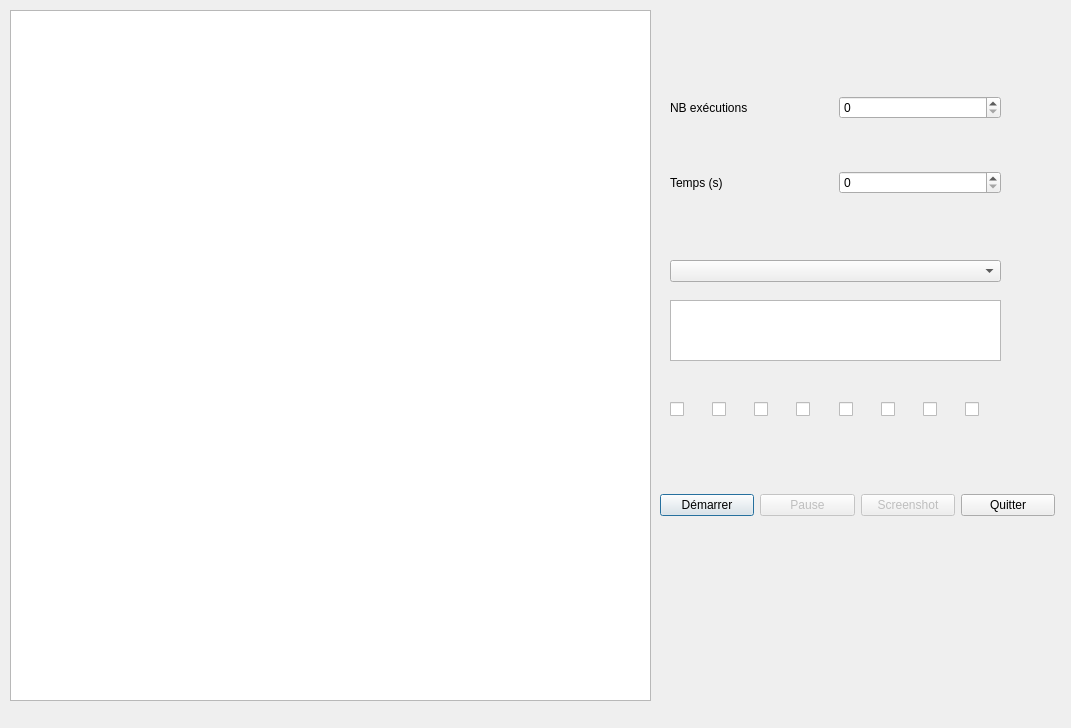
Before: the Qt Designer form Interface/lp74.ui in McKay1717/Jeux-de-la-vie, drawn with Qt 5.
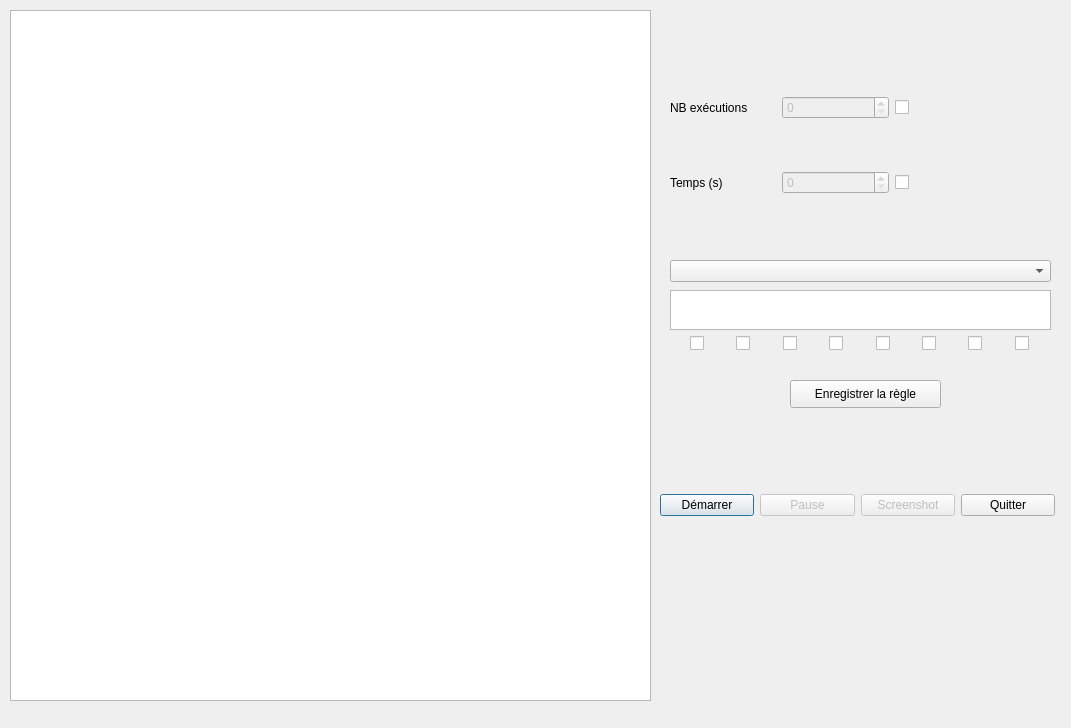
After: the same form once the commit is applied.

```diff
--- a/Interface/lp74.ui
+++ b/Interface/lp74.ui
@@ -38,10 +38,38 @@
      </widget>
     </item>
     <item row="0" column="1">
-     <widget class="QSpinBox" name="sp_nbexec"/>
+     <widget class="QSpinBox" name="sp_nbexec">
+      <property name="enabled">
+       <bool>false</bool>
+      </property>
+      <property name="maximum">
+       <number>999999999</number>
+      </property>
+     </widget>
     </item>
     <item row="1" column="1">
-     <widget class="QSpinBox" name="sp_temps"/>
+     <widget class="QSpinBox" name="sp_temps">
+      <property name="enabled">
+       <bool>false</bool>
+      </property>
+      <property name="maximum">
+       <number>999999999</number>
+      </property>
+     </widget>
+    </item>
+    <item row="0" column="2">
+     <widget class="QCheckBox" name="cb_is_exec">
+      <property name="text">
+       <string/>
+      </property>
+     </widget>
+    </item>
+    <item row="1" column="2">
+     <widget class="QCheckBox" name="cb_is_time">
+      <property name="text">
+       <string/>
+      </property>
+     </widget>
     </item>
    </layout>
   </widget>
@@ -50,89 +78,11 @@
     <rect>
      <x>670</x>
      <y>260</y>
-     <width>331</width>
+     <width>381</width>
      <height>22</height>
     </rect>
    </property>
   </widget>
-  <widget class="QGraphicsView" name="regle">
-   <property name="geometry">
-    <rect>
-     <x>670</x>
-     <y>300</y>
-     <width>331</width>
-     <height>61</height>
-    </rect>
-   </property>
-  </widget>
-  <widget class="QWidget" name="horizontalLayoutWidget">
-   <property name="geometry">
-    <rect>
-     <x>670</x>
-     <y>370</y>
-     <width>331</width>
-     <height>80</height>
-    </rect>
-   </property>
-   <layout class="QHBoxLayout" name="horizontalLayout">
-    <item>
-     <widget class="QCheckBox" name="check1">
-      <property name="text">
-       <string/>
-      </property>
-     </widget>
-    </item>
-    <item>
-     <widget class="QCheckBox" name="check2">
-      <property name="text">
-       <string/>
-      </property>
-     </widget>
-    </item>
-    <item>
-     <widget class="QCheckBox" name="check3">
-      <property name="text">
-       <string/>
-      </property>
-     </widget>
-    </item>
-    <item>
-     <widget class="QCheckBox" name="check4">
-      <property name="text">
-       <string/>
-      </property>
-     </widget>
-    </item>
-    <item>
-     <widget class="QCheckBox" name="check5">
-      <property name="text">
-       <string/>
-      </property>
-     </widget>
-    </item>
-    <item>
-     <widget class="QCheckBox" name="check6">
-      <property name="text">
-       <string/>
-      </property>
-     </widget>
-    </item>
-    <item>
-     <widget class="QCheckBox" name="check7">
-      <property name="text">
-       <string/>
-      </property>
-     </widget>
-    </item>
-    <item>
-     <widget class="QCheckBox" name="check8">
-      <property name="text">
-       <string/>
-      </property>
-     </widget>
-    </item>
-   </layout>
-  </widget>
   <widget class="QGraphicsView" name="graphic">
    <property name="geometry">
     <rect>
@@ -189,6 +139,103 @@
     </item>
    </layout>
   </widget>
+  <widget class="QWidget" name="gridLayoutWidget_3">
+   <property name="geometry">
+    <rect>
+     <x>670</x>
+     <y>290</y>
+     <width>381</width>
+     <height>61</height>
+    </rect>
+   </property>
+   <layout class="QGridLayout" name="gridLayout_4">
+    <item row="2" column="0" rowspan="2">
+     <layout class="QHBoxLayout" name="horizontalLayout_2">
+      <property name="spacing">
+       <number>10</number>
+      </property>
+      <property name="leftMargin">
+       <number>20</number>
+      </property>
+      <item>
+       <widget class="QCheckBox" name="check1">
+        <property name="autoFillBackground">
+         <bool>false</bool>
+        </property>
+        <property name="text">
+         <string/>
+        </property>
+       </widget>
+      </item>
+      <item>
+       <widget class="QCheckBox" name="check2">
+        <property name="text">
+         <string/>
+        </property>
+       </widget>
+      </item>
+      <item>
+       <widget class="QCheckBox" name="check3">
+        <property name="text">
+         <string/>
+        </property>
+       </widget>
+      </item>
+      <item>
+       <widget class="QCheckBox" name="check4">
+        <property name="text">
+         <string/>
+        </property>
+       </widget>
+      </item>
+      <item>
+       <widget class="QCheckBox" name="check5">
+        <property name="text">
+         <string/>
+        </property>
+       </widget>
+      </item>
+      <item>
+       <widget class="QCheckBox" name="check6">
+        <property name="text">
+         <string/>
+        </property>
+       </widget>
+      </item>
+      <item>
+       <widget class="QCheckBox" name="check7">
+        <property name="text">
+         <string/>
+        </property>
+       </widget>
+      </item>
+      <item>
+       <widget class="QCheckBox" name="check8">
+        <property name="text">
+         <string/>
+        </property>
+       </widget>
+      </item>
+     </layout>
+    </item>
+    <item row="0" column="0">
+     <widget class="QGraphicsView" name="regle"/>
+    </item>
+   </layout>
+  </widget>
+  <widget class="QPushButton" name="save">
+   <property name="geometry">
+    <rect>
+     <x>790</x>
+     <y>380</y>
+     <width>151</width>
+     <height>28</height>
+    </rect>
+   </property>
+   <property name="text">
+    <string>Enregistrer la règle</string>
+   </property>
+  </widget>
  </widget>
  <resources/>
  <connections/>
```
